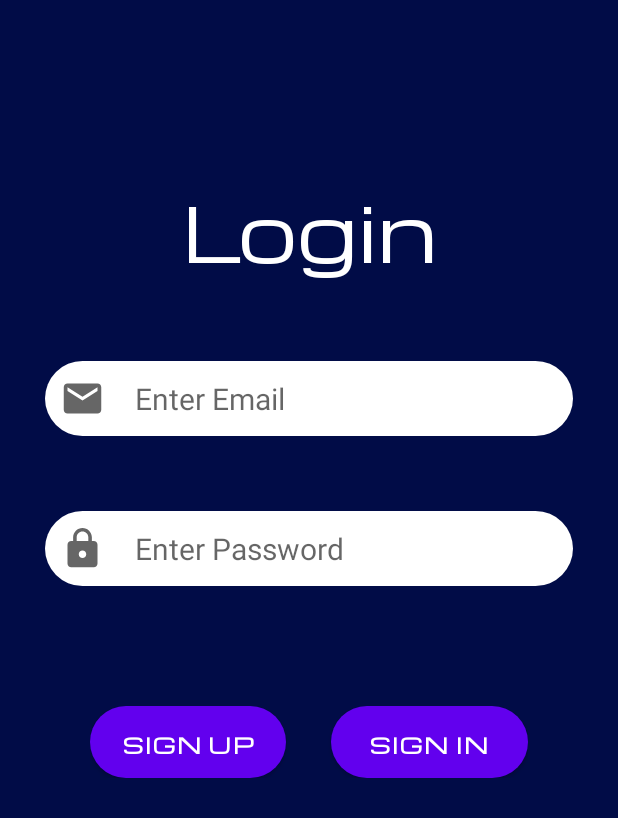
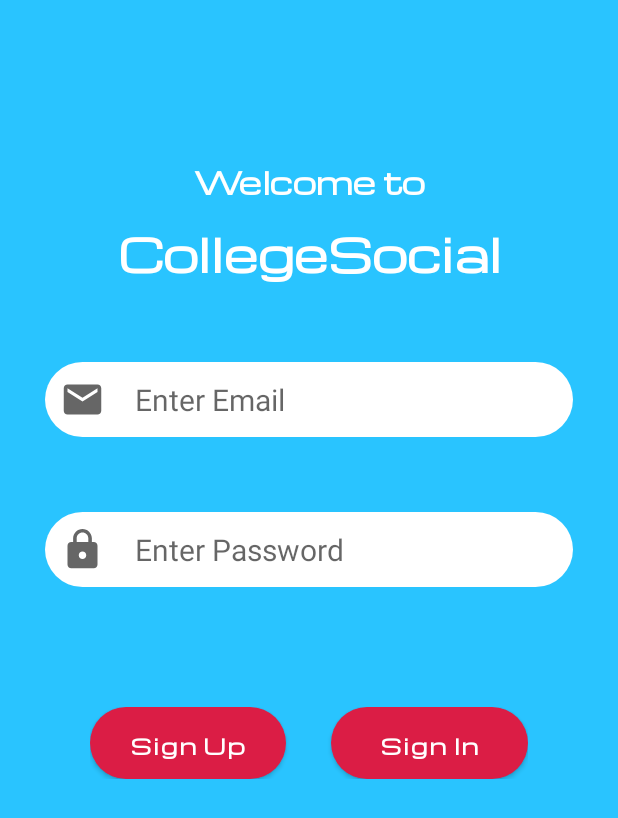
Before and after one commit to Shail-1231/College-Social-Main, an Android app: the screen it shows after launch (LoginActivity), on a phone screen of 412 x 824 dp. Shown: the top 818 px of the screen. Run offline under Robolectric (Android 15) with nearby library versions, the phone set to English and light mode, and no system bars; our stand-ins replace Firebase (no records; nobody signed in at launch, a user with empty details on screens opened directly); 2 statements that could not run were skipped.

Commit message:
SEXY Pt 1

```diff
--- a/app/src/main/java/com/myapp/collegesocial/GIFImageView.java
+++ b/app/src/main/java/com/myapp/collegesocial/GIFImageView.java
@@ -65,7 +65,7 @@ public class GIFImageView extends View {
 
             int duration = mMovie.duration();
             if (duration == 0) {
-                duration = 1000;
+                duration = 2000;
             }
 
             int relTime = (int) ((now - mStart) % duration);
--- a/app/src/main/java/com/myapp/collegesocial/SplashScreenActivity.java
+++ b/app/src/main/java/com/myapp/collegesocial/SplashScreenActivity.java
@@ -15,7 +15,7 @@ public class SplashScreenActivity extends AppCompatActivity {
 
     ImageView logo;
     TextView title;
-    int time = 3000;
+    int time = 2000;
     Animation topAnim, bottomAnim;
 
     @Override
--- a/app/src/main/res/anim/top_animation.xml
+++ b/app/src/main/res/anim/top_animation.xml
@@ -1,14 +1,10 @@
 <?xml version="1.0" encoding="utf-8"?>
 <set xmlns:android="http://schemas.android.com/apk/res/android">
 
-    <translate
-        android:fromXDelta="0%"
-        android:fromYDelta="-100%"
-        android:duration="1500"/>
 
     <alpha
-        android:fromAlpha="0.1"
+        android:fromAlpha="0"
         android:toAlpha="1.0"
-        android:duration="1500"/>
+        android:duration="2000"/>
 
 </set>
--- a/app/src/main/res/layout/activity_login.xml
+++ b/app/src/main/res/layout/activity_login.xml
@@ -4,7 +4,7 @@
     xmlns:tools="http://schemas.android.com/tools"
     android:layout_width="match_parent"
     android:layout_height="match_parent"
-    android:background="@color/main1"
+    android:background="@color/pastelcolor4"
     android:orientation="vertical"
     android:padding="30dp"
     tools:context=".LoginActivity">
@@ -15,9 +15,20 @@
         android:layout_marginTop="70dp"
         android:fontFamily="@font/michroma"
         android:gravity="center_horizontal"
-        android:text="Login"
+        android:text="Welcome to"
         android:textColor="#fff"
-        android:textSize="50sp" />
+        android:textSize="20sp"
+        android:textStyle="bold" />
+    <TextView
+        android:layout_width="match_parent"
+        android:layout_height="wrap_content"
+        android:fontFamily="@font/michroma"
+        android:gravity="center_horizontal"
+        android:text="CollegeSocial"
+        android:textColor="#fff"
+        android:textSize="30sp"
+        android:textStyle="bold"/>
+
 
     <EditText
         android:id="@+id/edt_email_login"
@@ -64,7 +75,9 @@
             android:background="@drawable/edt_bg"
             android:fontFamily="@font/michroma"
             android:text="Sign Up"
+            android:textAllCaps="false"
             android:textColor="#fff"
+            app:backgroundTint="#DB1D45"
             android:textStyle="bold"
             tools:ignore="HardcodedText" />
 
@@ -76,8 +89,10 @@
             android:background="@drawable/edt_bg"
             android:fontFamily="@font/michroma"
             android:text="Sign In"
+            android:textAllCaps="false"
             android:textColor="#fff"
             android:textStyle="bold"
+            app:backgroundTint="#DB1D45"
             tools:ignore="HardcodedText" />
 
     </LinearLayout>
--- a/app/src/main/res/layout/toolbar_main.xml
+++ b/app/src/main/res/layout/toolbar_main.xml
@@ -16,12 +16,13 @@
             android:id="@+id/toolbar"
             android:layout_width="match_parent"
             android:layout_height="?attr/actionBarSize"
-            android:background="@color/main1"
+            android:background="@color/ic_launcher_background"
             app:popupTheme="@style/Theme.CollegeSocial.PopupOverlay">
 
             <ImageView
                 android:layout_width="50dp"
                 android:layout_height="wrap_content"
+                android:background="@color/ic_launcher_background"
                 android:src="@drawable/logo" />
 
             <TextView
--- a/build.gradle
+++ b/build.gradle
@@ -5,7 +5,7 @@ buildscript {
         jcenter()
     }
     dependencies {
-        classpath "com.android.tools.build:gradle:4.1.1"
+        classpath 'com.android.tools.build:gradle:4.1.2'
         classpath 'com.google.gms:google-services:4.3.4'
 
         // NOTE: Do not place your application dependencies here; they belong
```
Also changed, not shown: app/src/main/res/layout/activity_splash_screen.xml (+9 -7 lines), app/src/main/res/layout/activity_tab.xml (+4 -3 lines), app/src/main/res/layout/app_bar_main.xml (+5 -4 lines), app/src/main/res/layout/fragment_about_us.xml (+7 -6 lines), app/src/main/res/layout/nav_header_main.xml (+4 -3 lines), app/src/main/res/drawable/source.gif (deleted), 1 other file.
